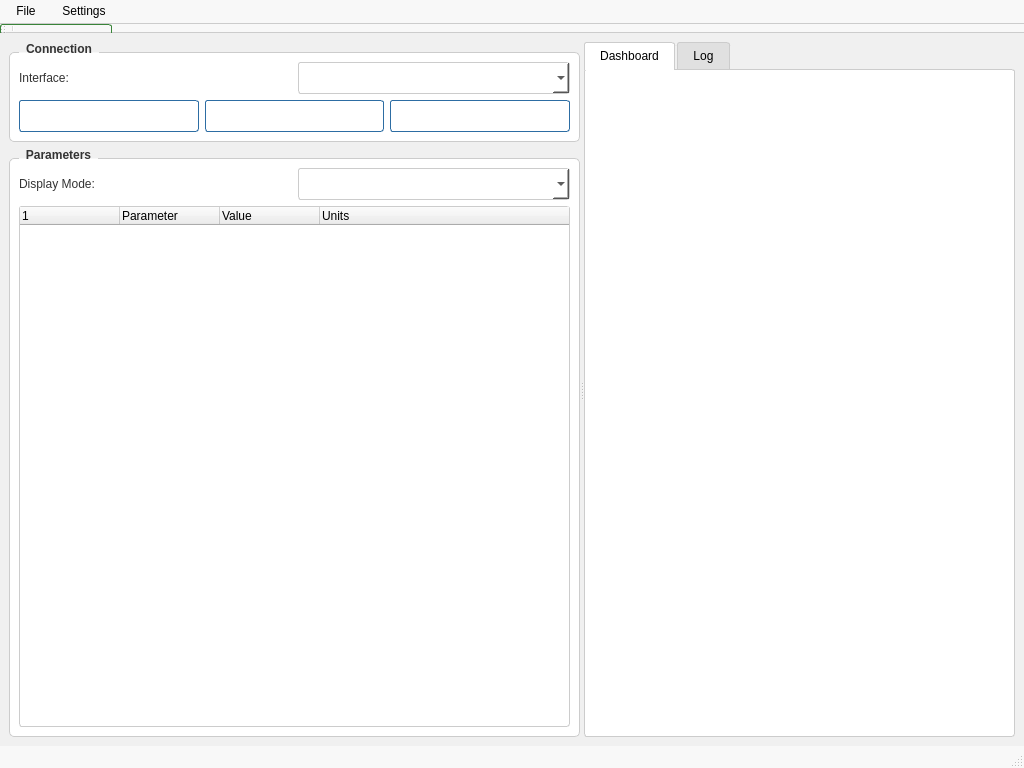
Qt form loggerwindow.ui (pirelli2006/ecureader) before a commit.
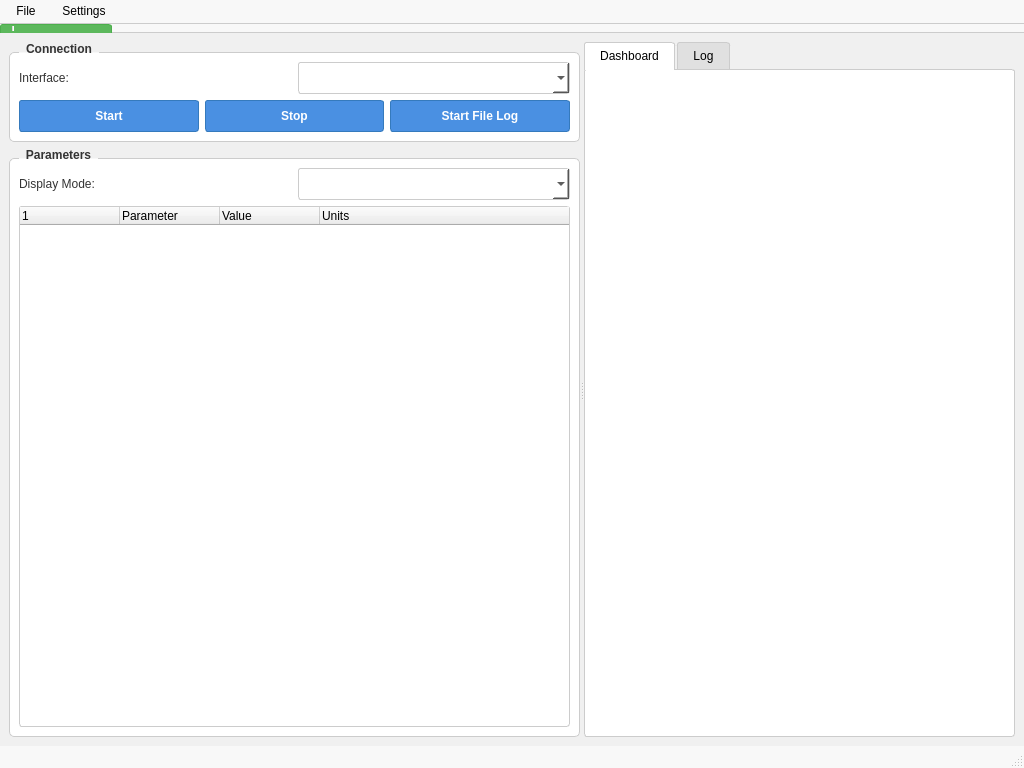
The same form after that commit. Custom widgets are drawn as their Qt base class.

```diff
--- a/loggerwindow.ui
+++ b/loggerwindow.ui
@@ -32,54 +32,46 @@
         color: #333333;
     }
     QPushButton {
-        background-color: qlineargradient(x1:0, y1:0, x2:0, y2:1,
-                                        stop:0 #4a90e2, stop:1 #357abd);
-        color: white;
-        border: 1px solid #2d6da3;
-        padding: 5px 15px;
-        border-radius: 3px;
-        font-weight: bold;
-        min-width: 80px;
-        min-height: 20px;
-    }
-    QPushButton:hover {
-        background-color: qlineargradient(x1:0, y1:0, x2:0, y2:1,
-                                        stop:0 #357abd, stop:1 #2d6da3);
-    }
-    QPushButton:pressed {
-        background-color: qlineargradient(x1:0, y1:0, x2:0, y2:1,
-                                        stop:0 #2d6da3, stop:1 #357abd);
-        padding-top: 6px;
-        padding-bottom: 4px;
-    }
-    QPushButton:disabled {
-        background-color: #cccccc;
-        border: 1px solid #999999;
-        color: #666666;
-    }
-    QPushButton:enabled {
-        background-color: qlineargradient(x1:0, y1:0, x2:0, y2:1,
-                                        stop:0 #4a90e2, stop:1 #357abd);
-    }
-	QPushButton#loadXmlButton {
-        background-color: qlineargradient(x1:0, y1:0, x2:0, y2:1,
-                                        stop:0 #5cb85c, stop:1 #449d44);
-        color: white;
-        border: 1px solid #398439;
-        padding: 5px 15px;
-        border-radius: 3px;
-        font-weight: bold;
-        min-width: 80px;
-        min-height: 20px;
-    }
-    QPushButton#loadXmlButton:hover {
-        background-color: qlineargradient(x1:0, y1:0, x2:0, y2:1,
-                                        stop:0 #449d44, stop:1 #398439);
-    }
-    QPushButton#loadXmlButton:pressed {
-        background-color: qlineargradient(x1:0, y1:0, x2:0, y2:1,
-                                        stop:0 #398439, stop:1 #449d44);
-    }
+    background-color: #4a90e2;
+    color: white;
+    border: 1px solid #357abd;
+    padding: 5px 15px;
+    border-radius: 3px;
+    font-weight: bold;
+    min-width: 80px;
+    min-height: 20px;
+}
+
+QPushButton:hover {
+    background-color: #357abd;
+    border: 1px solid #2d6da3;
+}
+
+QPushButton:pressed {
+    background-color: #2d6da3;
+    padding-top: 6px;
+    padding-bottom: 4px;
+}
+
+QPushButton:disabled {
+    background-color: #cccccc;
+    border: 1px solid #999999;
+    color: #666666;
+}
+
+QPushButton#loadXmlButton {
+    background-color: #5cb85c;
+    border: 1px solid #4cae4c;
+}
+
+QPushButton#loadXmlButton:hover {
+    background-color: #449d44;
+    border: 1px solid #398439;
+}
+
+QPushButton#loadXmlButton:pressed {
+    background-color: #398439;
+}
     QComboBox {
         border: 1px solid #cccccc;
         border-radius: 3px;
```
